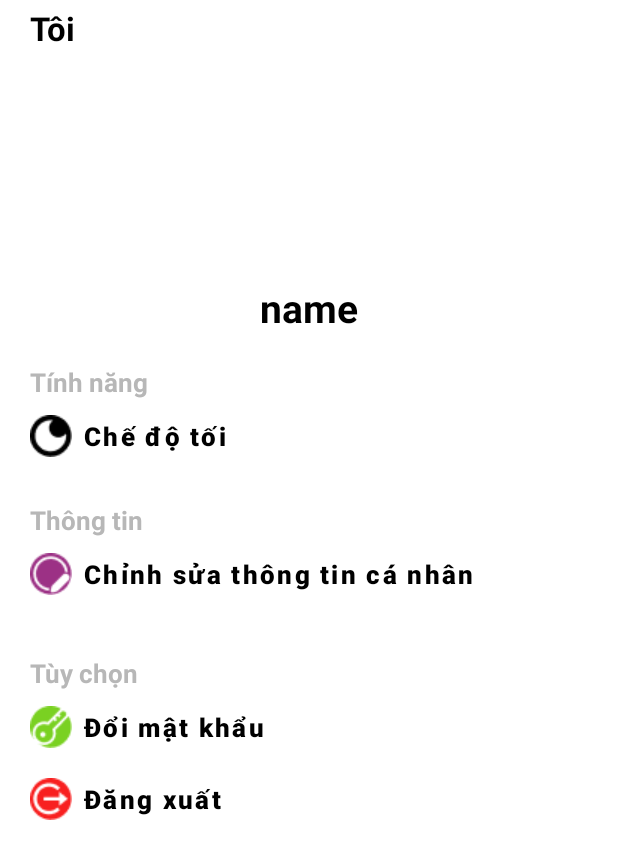
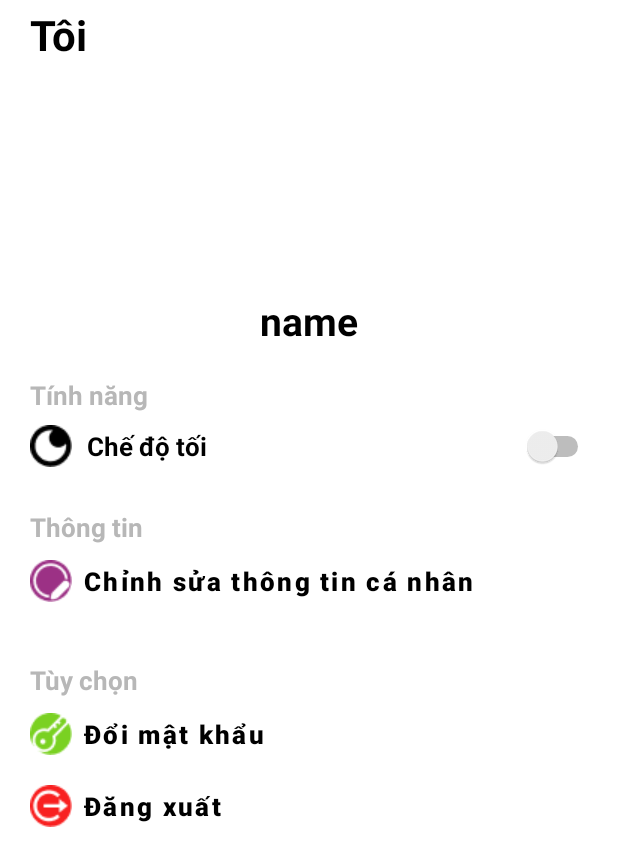
Before and after one commit to tuananhitsg/Android_Nhom1_MessageMobileApp, an Android app: the fragment UserInfoFragment shown on its own in the app's theme, on a phone screen of 412 x 824 dp. Shown: the top 866 px of the screen. Run offline under Robolectric (Android 15) with nearby library versions, the phone set to English and light mode, and no system bars; our stand-ins replace Firebase (no records; nobody signed in at launch, a user with empty details on screens opened directly), Picasso; pictures from the network do not load; 2 statements that could not run were skipped.

Commit message:
update: change btnDarkMode from Button to Switch

```diff
--- a/app/src/main/java/com/example/nhom1_messagemobileapp/UserInfoFragment.java
+++ b/app/src/main/java/com/example/nhom1_messagemobileapp/UserInfoFragment.java
@@ -11,6 +11,7 @@ import android.os.Bundle;
 
 import androidx.annotation.NonNull;
 import androidx.appcompat.app.AppCompatDelegate;
+import androidx.appcompat.widget.SwitchCompat;
 import androidx.fragment.app.Fragment;
 
 import android.text.InputType;
@@ -22,9 +23,11 @@ import android.view.ViewGroup;
 import android.view.Window;
 import android.view.WindowManager;
 import android.widget.Button;
+import android.widget.CompoundButton;
 import android.widget.EditText;
 import android.widget.ImageView;
 import android.widget.ProgressBar;
+import android.widget.Switch;
 import android.widget.TextView;
 import android.widget.Toast;
 
@@ -95,7 +98,8 @@ public class UserInfoFragment extends Fragment {
 
     private TextView tvName;
     private ImageView imgAvatar;
-    private Button btnDarkMode, btnEditInfo, btnChangePassword, btnLogout;
+    private Button  btnEditInfo, btnChangePassword, btnLogout;
+    private Switch btnDarkMode;
     private User theUser;
     private ProgressBar progressBar;
 
@@ -160,9 +164,9 @@ public class UserInfoFragment extends Fragment {
         });
 
 //        bắt sự kiện button
-        btnDarkMode.setOnClickListener(new View.OnClickListener() {
+        btnDarkMode.setOnCheckedChangeListener(new CompoundButton.OnCheckedChangeListener() {
             @Override
-            public void onClick(View view) {
+            public void onCheckedChanged(CompoundButton compoundButton, boolean b) {
                 setNightMode();
             }
         });
--- a/app/src/main/res/layout/activity_update_user_info.xml
+++ b/app/src/main/res/layout/activity_update_user_info.xml
@@ -25,8 +25,7 @@
                 android:layout_gravity="center"
                 android:layout_weight="1"
                 android:background="@android:color/transparent"
-                android:paddingTop="11dp"
-                android:paddingBottom="11dp"
+                android:padding="12dp"
                 android:src="@drawable/back_icon"
                 android:stateListAnimator="@null" />
 
@@ -40,7 +39,7 @@
                 android:text="Chỉnh sửa thông tin"
                 android:textAlignment="textStart"
                 android:textColor="@color/text_color"
-                android:textSize="22dp"
+                android:textSize="28dp"
                 android:textStyle="bold" />
         </LinearLayout>
 
--- a/app/src/main/res/layout/fragment_danh_ba.xml
+++ b/app/src/main/res/layout/fragment_danh_ba.xml
@@ -36,7 +36,8 @@
             app:layout_constraintTop_toTopOf="parent"
             app:layout_constraintBottom_toBottomOf="parent"
             android:layout_marginLeft="10dp"
-            android:textSize="22dp"
+            android:textSize="28dp"
+            android:textStyle="bold"
             android:textColor="@color/text_color"/>
     </androidx.constraintlayout.widget.ConstraintLayout>
 
--- a/app/src/main/res/layout/fragment_home.xml
+++ b/app/src/main/res/layout/fragment_home.xml
@@ -38,7 +38,8 @@
             app:layout_constraintTop_toTopOf="parent"
             app:layout_constraintBottom_toBottomOf="parent"
             android:layout_marginLeft="10dp"
-            android:textSize="22dp"
+            android:textSize="28dp"
+            android:textStyle="bold"
             android:textColor="@color/text_color"/>
     </androidx.constraintlayout.widget.ConstraintLayout>
 
--- a/app/src/main/res/layout/fragment_user_info.xml
+++ b/app/src/main/res/layout/fragment_user_info.xml
@@ -31,7 +31,7 @@
                 android:text="Tôi"
                 android:textAlignment="textStart"
                 android:textColor="@color/text_color"
-                android:textSize="22dp"
+                android:textSize="28dp"
                 android:textStyle="bold" />
         </LinearLayout>
 
@@ -89,16 +89,17 @@
                 android:textSize="17dp"
                 android:textStyle="bold" />
 
-            <Button
+            <Switch
                 android:id="@+id/userInfo_btnDarkMode"
                 android:layout_width="match_parent"
                 android:layout_height="wrap_content"
                 android:background="@android:color/transparent"
                 android:drawableLeft="@drawable/dark_mode_icon"
                 android:drawablePadding="10dp"
+                android:layout_marginRight="16dp"
                 android:paddingLeft="20dp"
-                android:paddingTop="2dp"
-                android:paddingBottom="2dp"
+                android:paddingTop="8dp"
+                android:paddingBottom="8dp"
                 android:text="Chế độ tối"
                 android:textAlignment="textStart"
                 android:textAllCaps="false"
```
